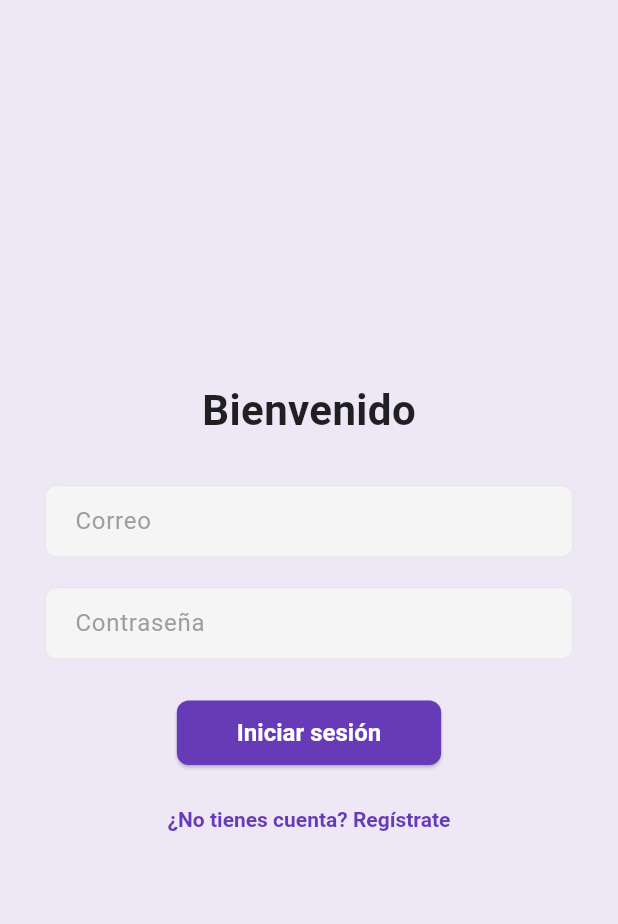
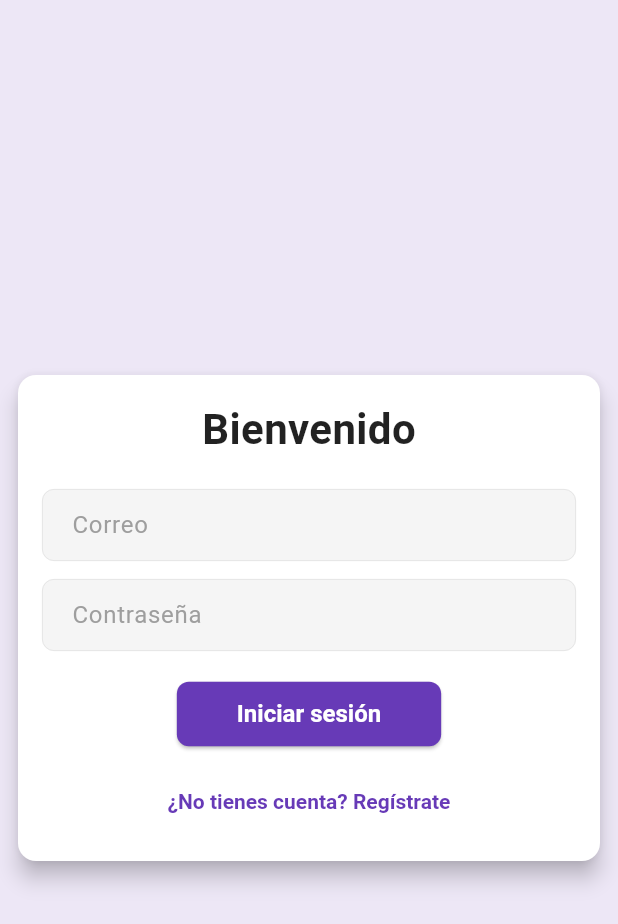
Before and after one commit to Droid636/mi_notes, a Flutter app: the screen it shows after launch, on a phone screen of 412 x 824 dp. Shown: the top 924 px of the screen. Run offline on Flutter 3.47's test engine with Material 3 defaults, Android fonts, the phone set to English and light mode, and no system bars; our stand-ins replace cloud_firestore, firebase_auth, firebase_core, firebase_messaging, flutter_local_notifications, timezone; accounts and stored records are empty.

Commit message:
Containers de formularios

```diff
--- /dev/null
+++ b/lib/components/responsive_form.dart
@@ -0,0 +1,43 @@
+import 'package:flutter/material.dart';
+
+class ResponsiveForm extends StatelessWidget {
+  final Widget child;
+  final EdgeInsetsGeometry? padding;
+
+  const ResponsiveForm({super.key, required this.child, this.padding});
+
+  @override
+  Widget build(BuildContext context) {
+    final width = MediaQuery.of(context).size.width;
+
+    // Ajustes responsivos
+    final horizontalPadding = width < 600 ? 16.0 : 32.0;
+    final verticalPadding = width < 600 ? 16.0 : 24.0;
+    final maxWidth = width < 800 ? width : 700.0;
+
+    return Center(
+      child: SingleChildScrollView(
+        padding: const EdgeInsets.symmetric(vertical: 12),
+        child: ConstrainedBox(
+          constraints: BoxConstraints(maxWidth: maxWidth),
+          child: Card(
+            elevation: 6,
+            shape: RoundedRectangleBorder(
+              borderRadius: BorderRadius.circular(12),
+            ),
+            margin: const EdgeInsets.symmetric(horizontal: 12, vertical: 8),
+            child: Padding(
+              padding:
+                  padding ??
+                  EdgeInsets.symmetric(
+                    horizontal: horizontalPadding,
+                    vertical: verticalPadding,
+                  ),
+              child: child,
+            ),
+          ),
+        ),
+      ),
+    );
+  }
+}
--- a/lib/screens/login_screen.dart
+++ b/lib/screens/login_screen.dart
@@ -1,6 +1,7 @@
 import 'package:flutter/material.dart';
 import 'package:provider/provider.dart';
 import '../../helpers/providers/auth_provider.dart';
+import '../components/responsive_form.dart';
 
 class LoginScreen extends StatefulWidget {
   const LoginScreen({super.key});
@@ -75,20 +76,15 @@ class _LoginScreenState extends State<LoginScreen> {
   Widget build(BuildContext context) {
     return Scaffold(
       backgroundColor: Colors.deepPurple.shade50,
-      body: Center(
-        child: SingleChildScrollView(
-          padding: const EdgeInsets.all(30),
+      body: ResponsiveForm(
         child: Column(
-            mainAxisAlignment: MainAxisAlignment.center,
+          mainAxisSize: MainAxisSize.min,
           children: [
             Text(
               showRegisterFields ? 'Regístrate' : 'Bienvenido',
-                style: const TextStyle(
-                  fontSize: 28,
-                  fontWeight: FontWeight.bold,
+              style: const TextStyle(fontSize: 28, fontWeight: FontWeight.bold),
             ),
-              ),
-              const SizedBox(height: 30),
+            const SizedBox(height: 20),
 
             if (showRegisterFields)
               TextField(
@@ -98,7 +94,7 @@ class _LoginScreenState extends State<LoginScreen> {
                   border: OutlineInputBorder(),
                 ),
               ),
-              if (showRegisterFields) const SizedBox(height: 20),
+            if (showRegisterFields) const SizedBox(height: 12),
 
             TextField(
               controller: emailController,
@@ -107,7 +103,7 @@ class _LoginScreenState extends State<LoginScreen> {
                 border: OutlineInputBorder(),
               ),
             ),
-              const SizedBox(height: 20),
+            const SizedBox(height: 12),
 
             TextField(
               controller: passwordController,
@@ -117,7 +113,7 @@ class _LoginScreenState extends State<LoginScreen> {
                 border: OutlineInputBorder(),
               ),
             ),
-              const SizedBox(height: 25),
+            const SizedBox(height: 18),
 
             if (!showRegisterFields)
               ElevatedButton(
@@ -169,7 +165,6 @@ class _LoginScreenState extends State<LoginScreen> {
           ],
         ),
       ),
-      ),
     );
   }
 }
```
Also changed, not shown: lib/screens/event_screen.dart (+7 -5 lines), lib/screens/home_screen.dart (+157 -77 lines), lib/screens/note_screen.dart (+5 -2 lines), lib/screens/reminder_screen.dart (+5 -4 lines). Lines whose indentation alone changed are shown as unchanged.
